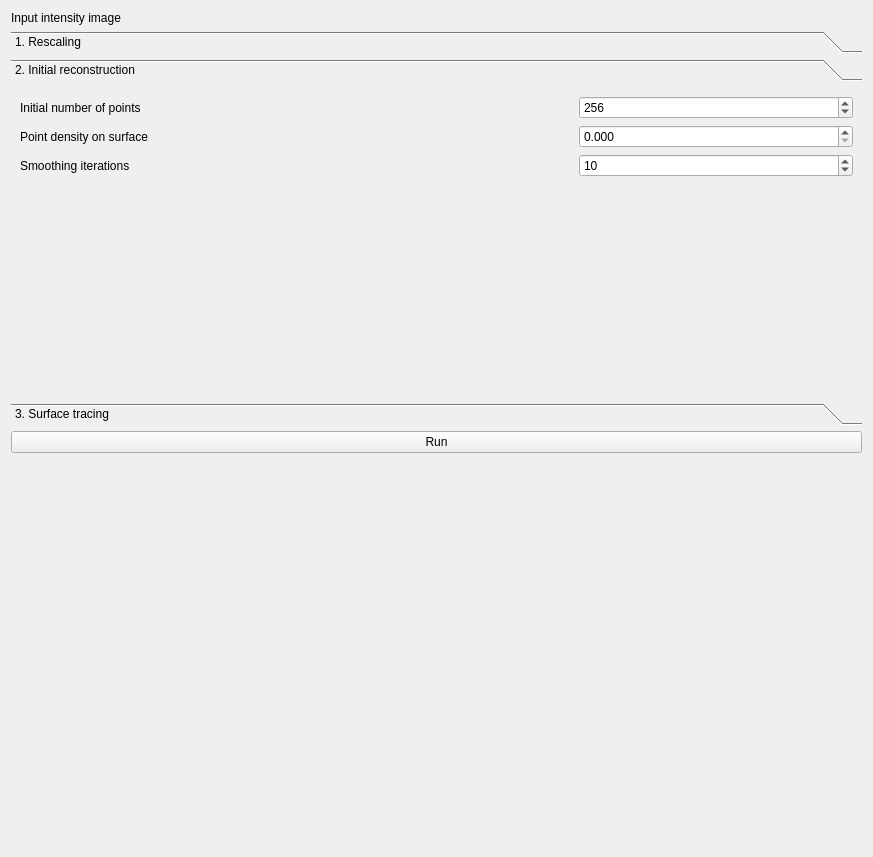
This is src/napari_stress/_reconstruction/toolbox.ui in campaslab/napari-stress as Qt 5 draws it before an edit. The edited form follows.
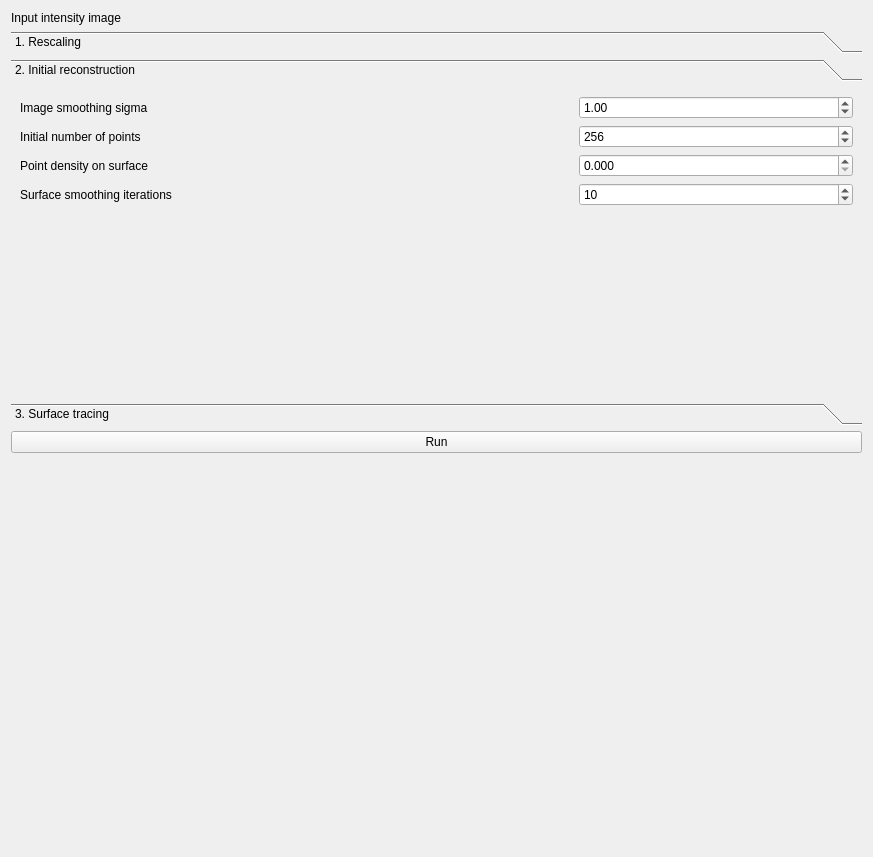
This is the edited form. The open tabs and pages were chosen to show the change.

Commit message: added blurring option

```diff
--- a/src/napari_stress/_reconstruction/toolbox.ui
+++ b/src/napari_stress/_reconstruction/toolbox.ui
@@ -108,22 +108,22 @@
        <rect>
         <x>0</x>
         <y>0</y>
-        <width>195</width>
-        <height>96</height>
+        <width>855</width>
+        <height>312</height>
        </rect>
       </property>
       <attribute name="label">
        <string>2. Initial reconstruction</string>
       </attribute>
       <layout class="QGridLayout" name="gridLayout_3">
-       <item row="2" column="3">
+       <item row="3" column="3">
         <widget class="QSpinBox" name="spinBox_n_smoothing">
          <property name="value">
           <number>10</number>
          </property>
         </widget>
        </item>
-       <item row="0" column="3">
+       <item row="1" column="3">
         <widget class="QSpinBox" name="spinBox_n_vertices">
          <property name="minimum">
           <number>64</number>
@@ -136,14 +136,14 @@
          </property>
         </widget>
        </item>
-       <item row="0" column="1" colspan="2">
+       <item row="1" column="1" colspan="2">
         <widget class="QLabel" name="label">
          <property name="text">
           <string>Initial number of points</string>
          </property>
         </widget>
        </item>
-       <item row="3" column="2">
+       <item row="4" column="2">
         <spacer name="verticalSpacer">
          <property name="orientation">
           <enum>Qt::Vertical</enum>
@@ -156,21 +156,7 @@
          </property>
         </spacer>
        </item>
-       <item row="1" column="1" colspan="2">
-        <widget class="QLabel" name="label_10">
-         <property name="text">
-          <string>Point density on surface</string>
-         </property>
-        </widget>
-       </item>
-       <item row="2" column="1" colspan="2">
-        <widget class="QLabel" name="label_2">
-         <property name="text">
-          <string>Smoothing iterations</string>
-         </property>
-        </widget>
-       </item>
-       <item row="1" column="3">
+       <item row="2" column="3">
         <widget class="QDoubleSpinBox" name="doubleSpinBox_pointdensity">
          <property name="decimals">
           <number>3</number>
@@ -180,6 +166,37 @@
          </property>
         </widget>
        </item>
+       <item row="2" column="1" colspan="2">
+        <widget class="QLabel" name="label_10">
+         <property name="text">
+          <string>Point density on surface</string>
+         </property>
+        </widget>
+       </item>
+       <item row="3" column="1" colspan="2">
+        <widget class="QLabel" name="label_2">
+         <property name="text">
+          <string>Surface smoothing iterations</string>
+         </property>
+        </widget>
+       </item>
+       <item row="0" column="3">
+        <widget class="QDoubleSpinBox" name="doubleSpinBox_gaussian_blur">
+         <property name="maximum">
+          <double>10.000000000000000</double>
+         </property>
+         <property name="value">
+          <double>1.000000000000000</double>
+         </property>
+        </widget>
+       </item>
+       <item row="0" column="1">
+        <widget class="QLabel" name="label_16">
+         <property name="text">
+          <string>Image smoothing sigma</string>
+         </property>
+        </widget>
+       </item>
       </layout>
      </widget>
      <widget class="QWidget" name="page_2">
```
Left out of the diff: 2 changed lines with no effect on the pictures. The commit also changes 1 other file.
